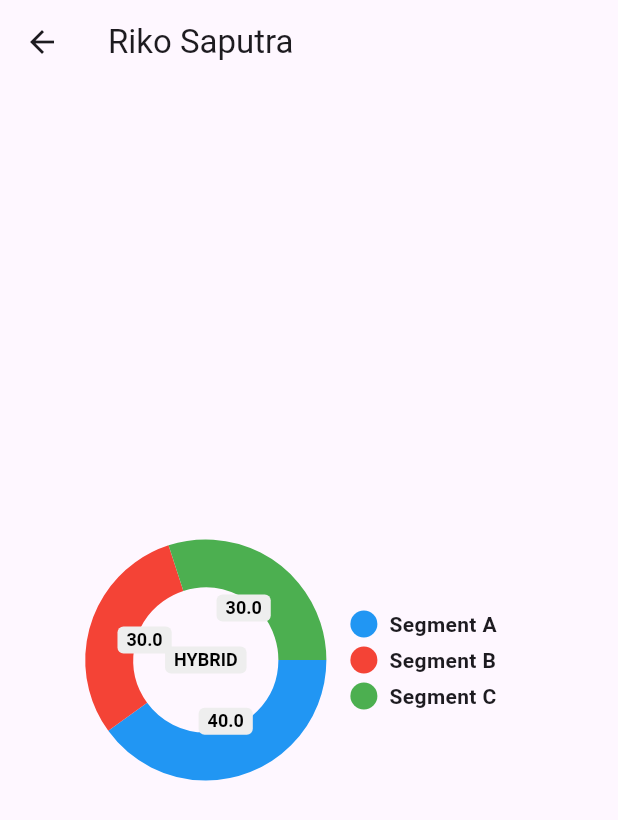
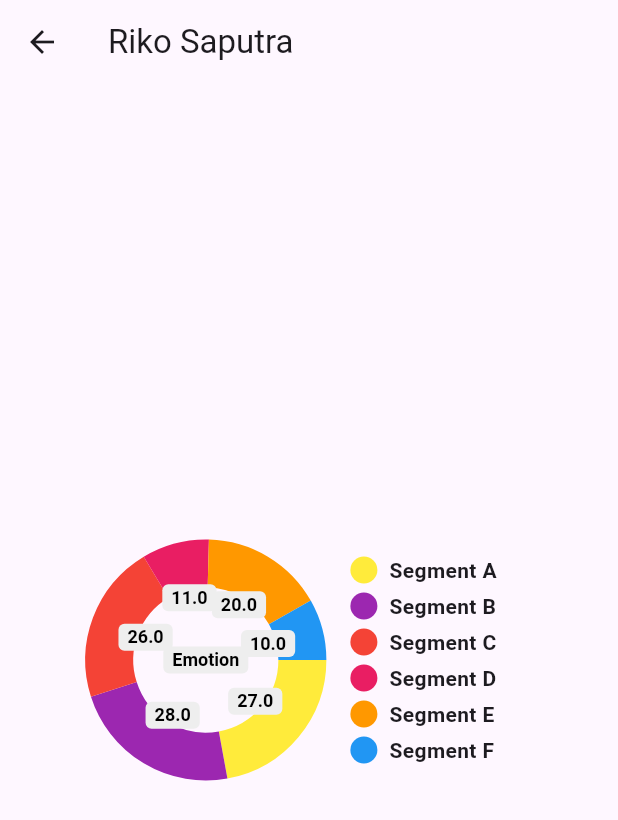
Before and after one commit to integer-class/PegalBasedLearning, a Flutter app: the screen it shows after launch, item 3 of the bottom bar chosen, after a tap on "Detail", on a phone screen of 412 x 824 dp. Shown: the top 820 px of the screen. Run offline on Flutter 3.47's test engine with Material 3 defaults, Android fonts, the phone set to English and light mode, and no system bars; drawn by our look-alikes of pie_chart; our stand-ins replace camera, google_nav_bar; network calls fail.

Commit message:
feat:Sync_result_chart

```diff
--- a/expriview/lib/views/result_detail.dart
+++ b/expriview/lib/views/result_detail.dart
@@ -25,24 +25,24 @@ class ResultDetail extends StatelessWidget {
           height: 300,
           child: PieChart(
             dataMap: dataMap,
-            animationDuration: Duration(milliseconds: 800),
+            animationDuration: const Duration(milliseconds: 800),
             chartLegendSpacing: 32,
             chartRadius: MediaQuery.of(context).size.width / 3.2,
             colorList: colorList,
             initialAngleInDegree: 0,
             chartType: ChartType.ring,
             ringStrokeWidth: 32,
-            centerText: "HYBRID",
+            centerText: "Emotion",
             legendOptions: LegendOptions(
               showLegendsInRow: false,
               legendPosition: LegendPosition.right,
               showLegends: true,
               legendShape: BoxShape.circle,
-              legendTextStyle: TextStyle(
+              legendTextStyle: const TextStyle(
                 fontWeight: FontWeight.bold,
               ),
             ),
-            chartValuesOptions: ChartValuesOptions(
+            chartValuesOptions: const ChartValuesOptions(
               showChartValueBackground: true,
               showChartValues: true,
               showChartValuesInPercentage: false,
--- a/expriview/lib/views/results_page.dart
+++ b/expriview/lib/views/results_page.dart
@@ -1,21 +1,5 @@
 import 'package:expriview/views/result_detail.dart';
 import 'package:flutter/material.dart'; // Ensure you import the ResultDetail class
-
-void main() {
-  runApp(const MyApp());
-}
-
-class MyApp extends StatelessWidget {
-  const MyApp({super.key});
-
-  @override
-  Widget build(BuildContext context) {
-    return MaterialApp(
-      title: 'Results Page Example',
-      home: const ResultsPage(),
-    );
-  }
-}
 
 class ResultsPage extends StatelessWidget {
   const ResultsPage({super.key});
@@ -102,15 +86,21 @@ class PreviousSessionItem extends StatelessWidget {
                       builder: (context) => ResultDetail(
                         name: name,
                         dataMap: {
-                          "Segment A": 40,
-                          "Segment B": 30,
-                          "Segment C": 30,
-                        }, // Example dataMap
+                          "Segment A": 27.0, // Updated to match StackedBar
+                          "Segment B": 28.0,
+                          "Segment C": 26.0,
+                          "Segment D": 11.0,
+                          "Segment E": 20.0,
+                          "Segment F": 10.0,
+                        }, // Updated dataMap
                         colorList: [
+                          Colors.yellow, // Updated to match StackedBar
+                          Colors.purple,
+                          Colors.red,
+                          Colors.pink,
+                          Colors.orange,
                           Colors.blue,
-                          Colors.red,
-                          Colors.green,
-                        ], // Example colorList
+                        ], // Updated colorList
                       ),
                     ),
                   );
@@ -132,7 +122,7 @@ class StackedBar extends StatelessWidget {
   Widget build(BuildContext context) {
     return Container(
       width: 300, // Width of the entire bar
-      height: 30, // Height of the bar
+      height: 10, // Height of the bar
       child: Row(
         children: [
           Flexible(
```
Also changed, not shown: expriview/lib/main.dart (+35 -27 lines).
